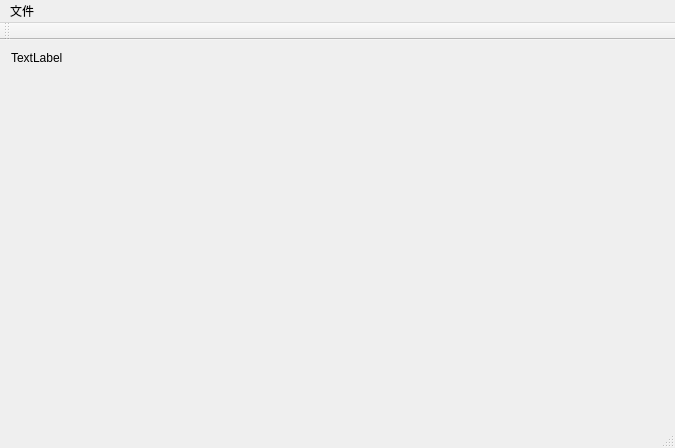
The window that ImageCook/ImageCook.ui (itisyang/ImageMiniLab) describes before a commit, drawn with Qt 5.
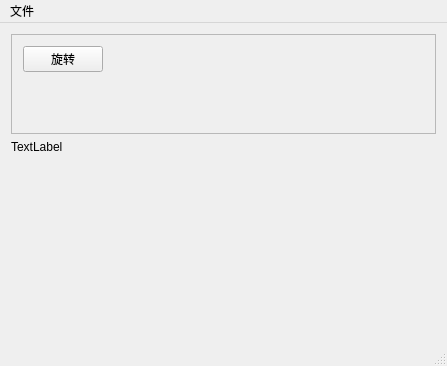
The same window after the commit.

Commit message: [add]add rotate menu

The edit to the form file:
```diff
--- a/ImageCook/ImageCook.ui
+++ b/ImageCook/ImageCook.ui
@@ -6,22 +6,73 @@
    <rect>
     <x>0</x>
     <y>0</y>
-    <width>675</width>
-    <height>448</height>
+    <width>447</width>
+    <height>366</height>
    </rect>
   </property>
   <property name="windowTitle">
    <string>ImageCook</string>
   </property>
   <widget class="QWidget" name="centralWidget">
-   <layout class="QGridLayout" name="gridLayout">
-    <item row="0" column="0" alignment="Qt::AlignLeft|Qt::AlignTop">
-     <widget class="QLabel" name="labelshow">
+   <layout class="QGridLayout" name="gridLayout_3">
+    <item row="1" column="0" alignment="Qt::AlignLeft|Qt::AlignTop">
+     <widget class="QLabel" name="LabShow">
       <property name="text">
        <string>TextLabel</string>
       </property>
      </widget>
     </item>
+    <item row="0" column="0">
+     <widget class="QFrame" name="frame">
+      <property name="maximumSize">
+       <size>
+        <width>16777215</width>
+        <height>100</height>
+       </size>
+      </property>
+      <property name="frameShape">
+       <enum>QFrame::StyledPanel</enum>
+      </property>
+      <property name="frameShadow">
+       <enum>QFrame::Raised</enum>
+      </property>
+      <layout class="QGridLayout" name="gridLayout">
+       <item row="0" column="0">
+        <widget class="QPushButton" name="BtnRotate">
+         <property name="text">
+          <string>旋转</string>
+         </property>
+        </widget>
+       </item>
+       <item row="0" column="1">
+        <spacer name="horizontalSpacer">
+         <property name="orientation">
+          <enum>Qt::Horizontal</enum>
+         </property>
+         <property name="sizeHint" stdset="0">
+          <size>
+           <width>298</width>
+           <height>20</height>
+          </size>
+         </property>
+        </spacer>
+       </item>
+       <item row="1" column="0">
+        <spacer name="verticalSpacer">
+         <property name="orientation">
+          <enum>Qt::Vertical</enum>
+         </property>
+         <property name="sizeHint" stdset="0">
+          <size>
+           <width>20</width>
+           <height>40</height>
+          </size>
+         </property>
+        </spacer>
+       </item>
+      </layout>
+     </widget>
+    </item>
    </layout>
   </widget>
   <widget class="QMenuBar" name="menuBar">
@@ -29,7 +80,7 @@
     <rect>
      <x>0</x>
      <y>0</y>
-     <width>675</width>
+     <width>447</width>
      <height>26</height>
     </rect>
    </property>
@@ -42,16 +93,8 @@
    </widget>
    <addaction name="menu"/>
   </widget>
-  <widget class="QToolBar" name="mainToolBar">
-   <attribute name="toolBarArea">
-    <enum>TopToolBarArea</enum>
-   </attribute>
-   <attribute name="toolBarBreak">
-    <bool>false</bool>
-   </attribute>
-  </widget>
-  <widget class="QStatusBar" name="statusBar"/>
-  <action name="actionopen">
+  <widget class="QStatusBar" name="StatusBar"/>
+  <action name="ActOpen">
    <property name="text">
     <string>打开</string>
    </property>
```
Left out of the diff: 18 changed lines with no effect on the pictures. The commit also changes 11 other files.
